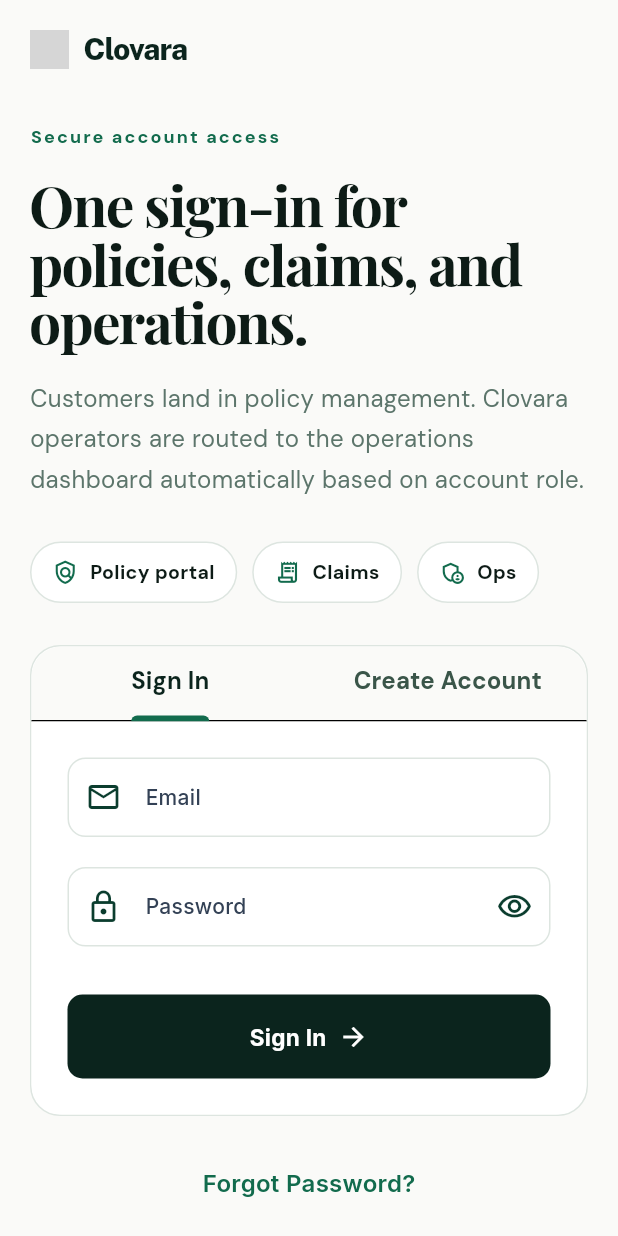
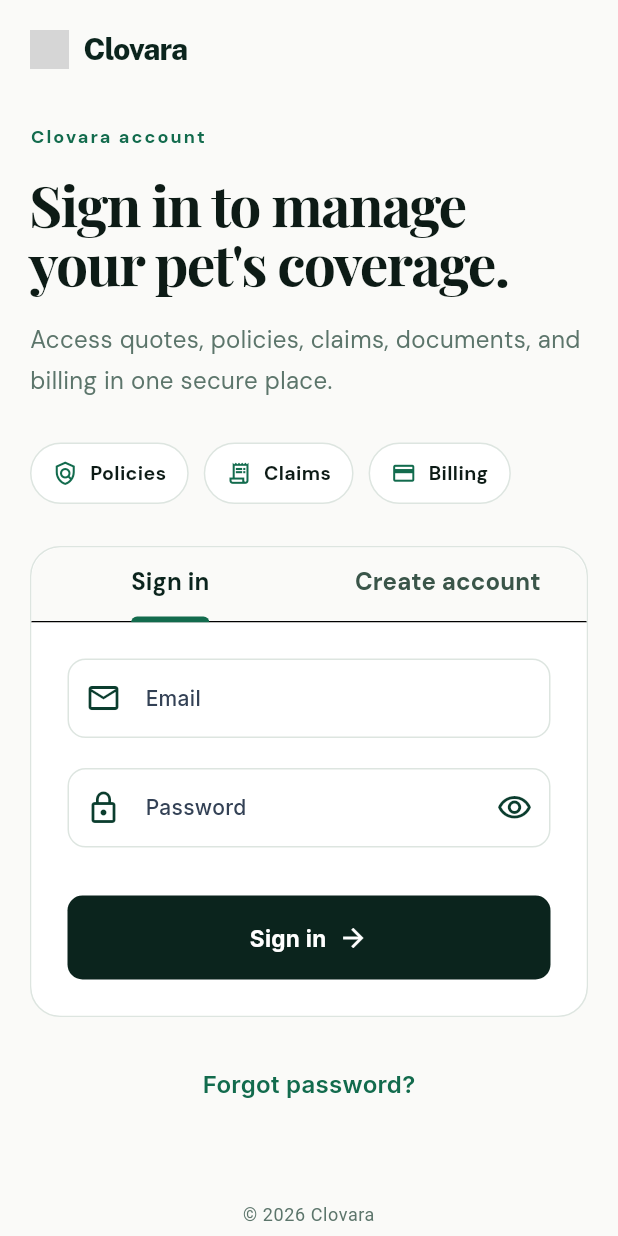
Before and after one commit to FlawlessIQ/PetUwrite, a Flutter app: the LoginScreen screen opened by its route, on a phone screen of 412 x 824 dp. Run offline on Flutter 3.47's test engine with Material 3 defaults, Android fonts, the phone set to English and light mode, and no system bars; our stand-ins replace cloud_firestore, cloud_functions, csv, file_picker, firebase_auth, firebase_core and 8 more; missing offline and left inert: dart:html, dart:js, dart:ui_web, flutter_stripe; accounts and stored records are empty; network calls fail; grey boxes are pictures that could not be loaded.

Commit message:
Polish Clovara sign-in and admin routing

```diff
--- a/lib/auth/auth_gate.dart
+++ b/lib/auth/auth_gate.dart
@@ -10,6 +10,7 @@ import '../utils/marketing_site_redirect.dart';
 const _adminEmails = {
   'con.lawless@gmail.com',
   'conorlawless@gmail.com',
+  'conor@flawlessiq.com',
   'conor@clovara.com',
   'admin@clovara.com',
 };
--- a/lib/auth/login_screen.dart
+++ b/lib/auth/login_screen.dart
@@ -186,7 +186,8 @@ class _LoginScreenState extends State<LoginScreen>
         ),
       );
       setState(() {
-        _errorMessage = 'An unexpected error occurred. Please try again.';
+        _errorMessage =
+            "We couldn't complete sign-in right now. Please try again.";
       });
     } finally {
       if (mounted) {
@@ -280,7 +281,8 @@ class _LoginScreenState extends State<LoginScreen>
         ),
       );
       setState(() {
-        _errorMessage = 'An unexpected error occurred. Please try again.';
+        _errorMessage =
+            "We couldn't create the account right now. Please try again.";
       });
     } finally {
       if (mounted) {
@@ -294,19 +296,27 @@ class _LoginScreenState extends State<LoginScreen>
   String _getErrorMessage(String code) {
     switch (code) {
       case 'user-not-found':
-        return 'No user found with this email.';
+        return "We couldn't find an account with that email. Create an account or check the email address.";
       case 'wrong-password':
-        return 'Wrong password provided.';
+      case 'invalid-credential':
+      case 'invalid-login-credentials':
+        return "We couldn't sign you in with that email and password. Check your details or reset your password.";
       case 'invalid-email':
-        return 'The email address is not valid.';
+        return 'Enter a valid email address.';
       case 'user-disabled':
-        return 'This user has been disabled.';
+        return 'This account is disabled. Contact Clovara support for help.';
       case 'email-already-in-use':
-        return 'An account already exists with this email.';
+        return 'An account already exists with this email. Sign in or reset your password.';
       case 'weak-password':
-        return 'The password must be at least 6 characters.';
+        return 'Use a password with at least 6 characters.';
+      case 'network-request-failed':
+        return "We couldn't reach Clovara sign-in. Check your connection and try again.";
+      case 'too-many-requests':
+        return 'Too many sign-in attempts. Please wait a few minutes and try again.';
+      case 'operation-not-allowed':
+        return 'Email sign-in is unavailable right now. Contact Clovara support for help.';
       default:
-        return 'An error occurred. Please try again.';
+        return "We couldn't complete sign-in right now. Please try again.";
     }
   }
 
@@ -386,7 +396,7 @@ class _LoginScreenState extends State<LoginScreen>
       crossAxisAlignment: CrossAxisAlignment.start,
       children: [
         Text(
-          'Secure account access',
+          'Clovara account',
           style: GoogleFonts.dmSans(
             color: AppColors.green,
             fontSize: 12,
@@ -396,7 +406,7 @@ class _LoginScreenState extends State<LoginScreen>
         ),
         const SizedBox(height: 18),
         Text(
-          'One sign-in for policies, claims, and operations.',
+          "Sign in to manage your pet's coverage.",
           style: GoogleFonts.playfairDisplay(
             color: AppColors.text,
             fontSize: isMobile ? 38 : 54,
@@ -407,7 +417,7 @@ class _LoginScreenState extends State<LoginScreen>
         ),
         const SizedBox(height: 18),
         Text(
-          'Customers land in policy management. Clovara operators are routed to the operations dashboard automatically based on account role.',
+          'Access quotes, policies, claims, documents, and billing in one secure place.',
           style: GoogleFonts.dmSans(
             color: AppColors.textSubtle,
             fontSize: 16,
@@ -419,9 +429,9 @@ class _LoginScreenState extends State<LoginScreen>
           spacing: 10,
           runSpacing: 10,
           children: const [
-            _TrustPill(icon: Icons.policy_outlined, label: 'Policy portal'),
+            _TrustPill(icon: Icons.policy_outlined, label: 'Policies'),
             _TrustPill(icon: Icons.receipt_long_outlined, label: 'Claims'),
-            _TrustPill(icon: Icons.admin_panel_settings_outlined, label: 'Ops'),
+            _TrustPill(icon: Icons.credit_card_outlined, label: 'Billing'),
           ],
         ),
       ],
@@ -476,8 +486,8 @@ class _LoginScreenState extends State<LoginScreen>
                   fontWeight: FontWeight.w700,
                 ),
                 tabs: const [
-                  Tab(text: 'Sign In'),
-                  Tab(text: 'Create Account'),
+                  Tab(text: 'Sign in'),
+                  Tab(text: 'Create account'),
                 ],
               ),
             ),
@@ -801,7 +811,7 @@ class _LoginScreenState extends State<LoginScreen>
                                 mainAxisAlignment: MainAxisAlignment.center,
                                 children: [
                                   Text(
-                                    _isSignUp ? 'Create Account' : 'Sign In',
+                                    _isSignUp ? 'Create account' : 'Sign in',
                                     style: const TextStyle(
                                       fontSize: 15,
                                       fontWeight: FontWeight.w700,
@@ -827,7 +837,7 @@ class _LoginScreenState extends State<LoginScreen>
     return TextButton(
       onPressed: _isLoading ? null : () => _showForgotPasswordDialog(),
       child: Text(
-        'Forgot Password?',
+        'Forgot password?',
         style: TextStyle(
           color: AppColors.green,
           fontSize: 16,
@@ -845,7 +855,7 @@ class _LoginScreenState extends State<LoginScreen>
         children: [
           // Copyright
           Text(
-            '© 2026 FlawlessIQ Inc. • Clovara',
+            '© 2026 Clovara',
             style: Theme.of(context).textTheme.bodySmall?.copyWith(
               color: AppColors.textSubtle,
               fontSize: 12,
```
